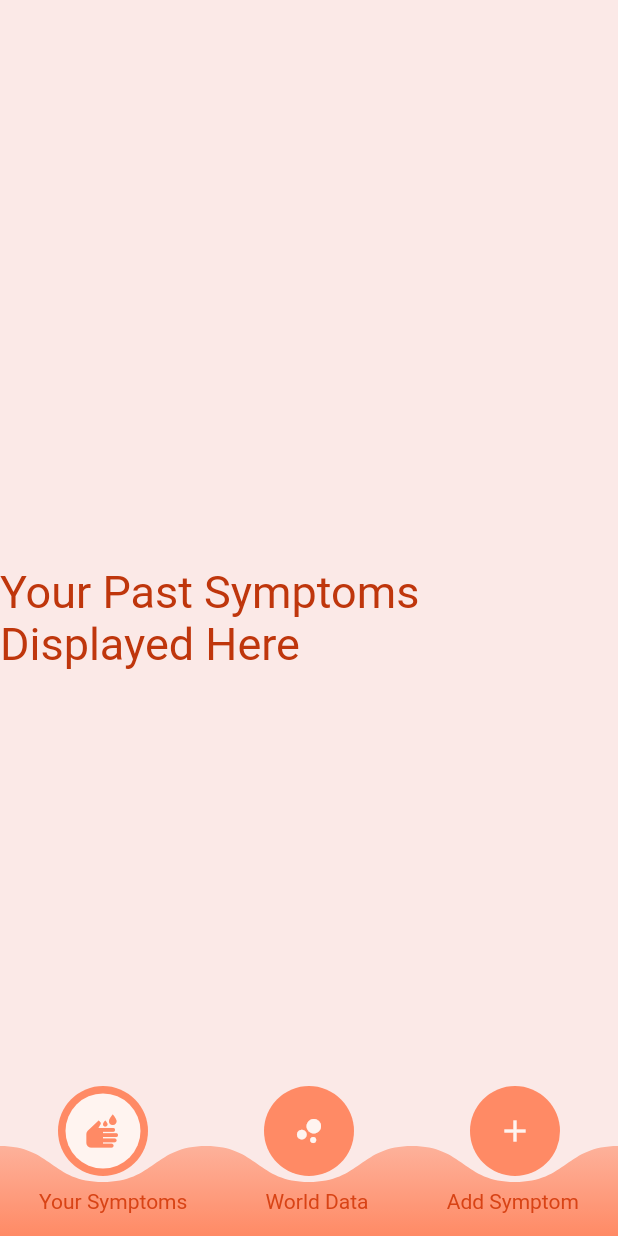
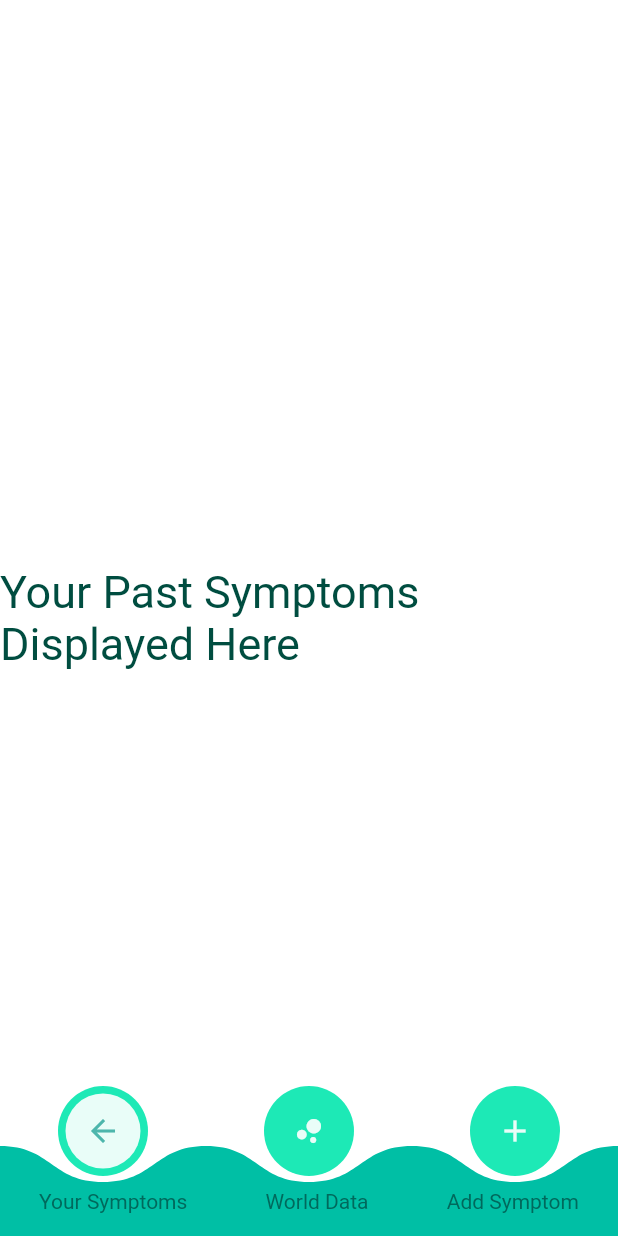
Before and after one commit to shreyabanga/Covid19-Miniproject, a Flutter app: the screen it shows after launch, on a phone screen of 412 x 824 dp. Run offline on Flutter 3.47's test engine with Material 2 defaults, Android fonts, the phone set to English and light mode, and no system bars; our stand-ins replace dio, firebase_auth, flutter_signin_button, google_sign_in; missing offline and left inert: flutter_sparkline; accounts and stored records are empty.

Commit message:
Color tryouts
Only changed the colors to teal

```diff
--- a/covid19_tracker_navbar/lib/main.dart
+++ b/covid19_tracker_navbar/lib/main.dart
@@ -28,8 +28,9 @@ class App extends StatelessWidget {
       //locale: DevicePreview.of(context).locale,
       //builder: DevicePreview.appBuilder,
       theme: ThemeData(
-        primaryColor: Colors.deepOrange[300],
-        backgroundColor: Colors.deepOrange[50],
+        primaryColor: Colors.tealAccent[400],
+        accentColor: Colors.tealAccent[700],
+        backgroundColor: Colors.tealAccent[100],
         brightness: Brightness.light,
       ),
       debugShowCheckedModeBanner: false,
--- a/covid19_tracker_navbar/lib/screens/add_symptom.dart
+++ b/covid19_tracker_navbar/lib/screens/add_symptom.dart
@@ -9,7 +9,7 @@ class AddSymptom extends StatelessWidget {
       alignment: Alignment.center,
       child: Text(
         'Add Symptoms Over Here',
-        style: TextStyle(fontSize: 30, color: Colors.deepOrange[900]),
+        style: TextStyle(fontSize: 30, color: Colors.teal[900]),
       ),
     );
   }
--- a/covid19_tracker_navbar/lib/screens/home.dart
+++ b/covid19_tracker_navbar/lib/screens/home.dart
@@ -10,7 +10,7 @@ class Home extends StatelessWidget {
   @override
   Widget build(BuildContext context) {
     return Scaffold(
-      backgroundColor: Colors.deepOrange[50],
+      backgroundColor: Colors.white,
       extendBody: true,
       //appBar: CustomAppBar(), //We can put this back if we want
       body: PageView(
--- a/covid19_tracker_navbar/lib/screens/symptoms_screen.dart
+++ b/covid19_tracker_navbar/lib/screens/symptoms_screen.dart
@@ -9,7 +9,7 @@ class SymptomScreen extends StatelessWidget {
       alignment: Alignment.center,
       child: Text(
         'Your Past Symptoms Displayed Here',
-        style: TextStyle(fontSize: 30, color: Colors.deepOrange[900]),
+        style: TextStyle(fontSize: 30, color: Colors.teal[900]),
       ),
     );
   }
--- a/covid19_tracker_navbar/lib/screens/world_data.dart
+++ b/covid19_tracker_navbar/lib/screens/world_data.dart
@@ -9,7 +9,7 @@ class WorldScreen extends StatelessWidget {
       alignment: Alignment.center,
       child: Text(
         'World Data Displayed Here',
-        style: TextStyle(fontSize: 30, color: Colors.deepOrange[900]),
+        style: TextStyle(fontSize: 30, color: Colors.teal[900]),
       ),
     );
   }
--- a/covid19_tracker_navbar/lib/widgets/custom_bottom_navigation_bar.dart
+++ b/covid19_tracker_navbar/lib/widgets/custom_bottom_navigation_bar.dart
@@ -32,16 +32,19 @@ class _CustomBottomNavigationBarState extends State<CustomBottomNavigationBar> {
                 child: Container(
                   height: 60,
                   width: MediaQuery.of(context).size.width,
-                  decoration: BoxDecoration(
-                    gradient: LinearGradient(
-                      begin: Alignment.topCenter,
-                      end: Alignment.bottomCenter,
-                      colors: [
-                        Theme.of(context).primaryColor.withAlpha(150),
-                        Theme.of(context).primaryColor,
-                      ],
-                    ),
-                  ),
+                  color: Theme.of(context).accentColor,
+                  // decoration: BoxDecoration(
+                  //   gradient: LinearGradient(
+                  //     begin: Alignment.topCenter,
+                  //     end: Alignment.bottomCenter,
+                  //     colors: [
+                  //       //Theme.of(context).primaryColor.withAlpha(150),
+                  //       //Theme.of(context).primaryColor,
+                  //       Colors.teal,
+                  //       Colors.tealAccent
+                  //     ],
+                  //   ),
+                  // ),
                 ),
               ),
             ),
@@ -51,7 +54,7 @@ class _CustomBottomNavigationBarState extends State<CustomBottomNavigationBar> {
               child: Row(
                 mainAxisAlignment: MainAxisAlignment.spaceEvenly,
                 children: <Widget>[
-                  CustomNavItem(setPage: setPage, icon: Icons.wash, id: 0),
+                  CustomNavItem(setPage: setPage, icon: Icons.arrow_back, id: 0),
                   Container(),
                   CustomNavItem(
                       setPage: setPage, icon: Icons.bubble_chart, id: 1),
@@ -70,21 +73,21 @@ class _CustomBottomNavigationBarState extends State<CustomBottomNavigationBar> {
                     'Your Symptoms',
                     style: TextStyle(
                         //fontWeight: FontWeight.w500,
-                        color: Colors.deepOrange[800]),
+                        color: Colors.teal[800]),
                   ),
                   Container(),
                   Text(
                     'World Data',
                     style: TextStyle(
                         //fontWeight: FontWeight.w500,
-                        color: Colors.deepOrange[800]),
+                        color: Colors.teal[800]),
                   ),
                   Container(),
                   Text(
                     'Add Symptom',
                     style: TextStyle(
                         //fontWeight: FontWeight.w500,
-                        color: Colors.deepOrange[800]),
+                        color: Colors.teal[800]),
                   ),
                 ],
               ),
--- a/covid19_tracker_navbar/lib/widgets/custom_nav_item.dart
+++ b/covid19_tracker_navbar/lib/widgets/custom_nav_item.dart
@@ -27,7 +27,7 @@ class CustomNavItem extends StatelessWidget {
           child: Icon(
             icon,
             color: currentIndex == id
-                ? Colors.deepOrange[300]
+                ? Colors.teal[300]
                 : Colors.white.withOpacity(0.9),
           ),
         ),
```
